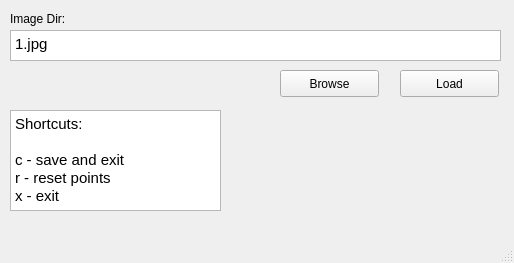
Before: the Qt Designer form untitled.ui in kshashankrao/polygon_coordinates, drawn with Qt 5.
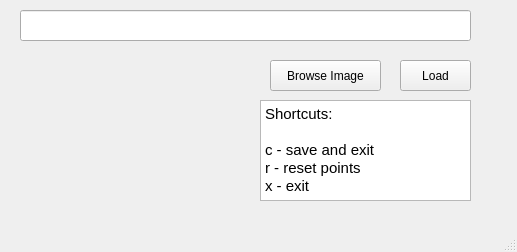
After: the same form once the commit is applied.

```diff
--- a/untitled.ui
+++ b/untitled.ui
@@ -6,8 +6,8 @@
    <rect>
     <x>0</x>
     <y>0</y>
-    <width>514</width>
-    <height>263</height>
+    <width>517</width>
+    <height>252</height>
    </rect>
   </property>
   <property name="sizePolicy">
@@ -20,50 +20,11 @@
    <string>MainWindow</string>
   </property>
   <widget class="QWidget" name="centralwidget">
-   <widget class="QPushButton" name="load">
-    <property name="geometry">
-     <rect>
-      <x>400</x>
-      <y>70</y>
-      <width>99</width>
-      <height>27</height>
-     </rect>
-    </property>
-    <property name="text">
-     <string>Load</string>
-    </property>
-   </widget>
-   <widget class="QTextEdit" name="input_path">
-    <property name="enabled">
-     <bool>true</bool>
-    </property>
-    <property name="geometry">
-     <rect>
-      <x>10</x>
-      <y>30</y>
-      <width>491</width>
-      <height>31</height>
-     </rect>
-    </property>
-    <property name="sizePolicy">
-     <sizepolicy hsizetype="Fixed" vsizetype="Fixed">
-      <horstretch>1</horstretch>
-      <verstretch>1</verstretch>
-     </sizepolicy>
-    </property>
-    <property name="html">
-     <string>&lt;!DOCTYPE HTML PUBLIC &quot;-//W3C//DTD HTML 4.0//EN&quot; &quot;http://www.w3.org/TR/REC-html40/strict.dtd&quot;&gt;
-&lt;html&gt;&lt;head&gt;&lt;meta name=&quot;qrichtext&quot; content=&quot;1&quot; /&gt;&lt;style type=&quot;text/css&quot;&gt;
-p, li { white-space: pre-wrap; }
-&lt;/style&gt;&lt;/head&gt;&lt;body style=&quot; font-family:'Ubuntu'; font-size:11pt; font-weight:400; font-style:normal;&quot;&gt;
-&lt;p style=&quot; margin-top:0px; margin-bottom:0px; margin-left:0px; margin-right:0px; -qt-block-indent:0; text-indent:0px;&quot;&gt;1.jpg&lt;/p&gt;&lt;/body&gt;&lt;/html&gt;</string>
-    </property>
-   </widget>
    <widget class="QTextBrowser" name="textBrowser">
     <property name="geometry">
      <rect>
-      <x>10</x>
-      <y>110</y>
+      <x>260</x>
+      <y>100</y>
       <width>211</width>
       <height>101</height>
      </rect>
@@ -83,30 +44,40 @@
 &lt;p style=&quot; margin-top:0px; margin-bottom:0px; margin-left:0px; margin-right:0px; -qt-block-indent:0; text-indent:0px;&quot;&gt;x - exit&lt;/p&gt;&lt;/body&gt;&lt;/html&gt;</string>
     </property>
    </widget>
-   <widget class="QLabel" name="label">
-    <property name="geometry">
-     <rect>
-      <x>10</x>
-      <y>10</y>
-      <width>68</width>
-      <height>17</height>
-     </rect>
-    </property>
-    <property name="text">
-     <string>Image Dir:</string>
-    </property>
-   </widget>
    <widget class="QPushButton" name="browse">
     <property name="geometry">
      <rect>
-      <x>280</x>
-      <y>70</y>
-      <width>99</width>
-      <height>27</height>
+      <x>270</x>
+      <y>60</y>
+      <width>111</width>
+      <height>31</height>
      </rect>
     </property>
     <property name="text">
-     <string>Browse</string>
+     <string>Browse Image</string>
+    </property>
+   </widget>
+   <widget class="QPushButton" name="load">
+    <property name="geometry">
+     <rect>
+      <x>400</x>
+      <y>60</y>
+      <width>71</width>
+      <height>31</height>
+     </rect>
+    </property>
+    <property name="text">
+     <string>Load</string>
+    </property>
+   </widget>
+   <widget class="QLineEdit" name="textbox">
+    <property name="geometry">
+     <rect>
+      <x>20</x>
+      <y>10</y>
+      <width>451</width>
+      <height>31</height>
+     </rect>
     </property>
    </widget>
   </widget>
```
Left out of the diff: 2 changed lines with no effect on the pictures.
